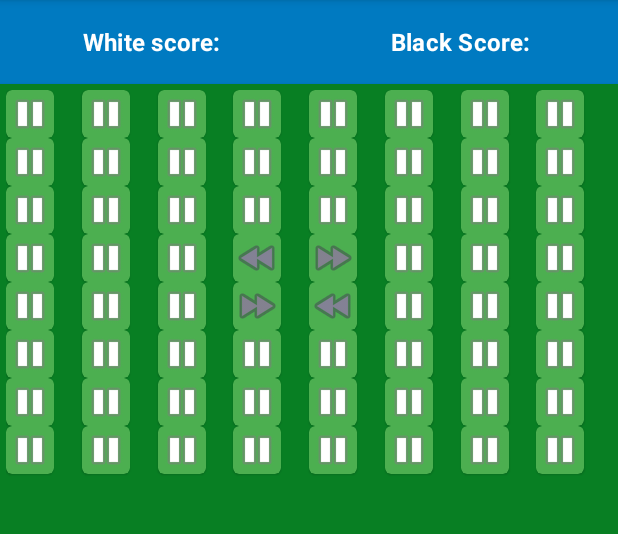
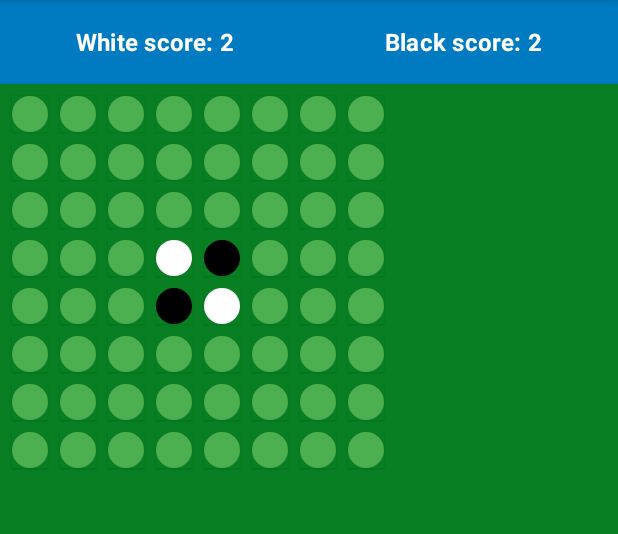
Before and after one commit to aarontager/OthelloApp, an Android app: the screen it shows after launch (MainActivity), on a phone screen of 412 x 824 dp, the part 84-618 px from its top. Run offline under Robolectric (Android 15) with nearby library versions, the phone set to English and light mode, and no system bars.

Commit message:
Added tile drawables, edited layout slightly

```diff
--- a/app/src/main/java/com/mcon521/othello/classes/OthelloAdapter.java
+++ b/app/src/main/java/com/mcon521/othello/classes/OthelloAdapter.java
@@ -31,25 +31,25 @@ public class OthelloAdapter extends RecyclerView.Adapter<OthelloVH> {
     public OthelloVH onCreateViewHolder(@NonNull ViewGroup parent, int viewType) {
         View itemView = LayoutInflater.from(parent.getContext())
                 .inflate(R.layout.rv_othello_tile, parent, false);
+        updateScoreTracker();
         return new OthelloVH(itemView);
     }
 
     @Override
     public void onBindViewHolder(@NonNull OthelloVH holder, int position) {
-        // TODO: Get from the Model what color tile (or empty) belongs here.
         // Note that position is a 1-d array, while the model is a 2-d array
         int[] gridPos = mapPositionToBoard(position);
         switch (othelloModel.getCell(gridPos[0], gridPos[1])) {
             case NONE:
-                holder.imgtile.setImageResource(android.R.drawable.ic_media_pause);
+//                holder.imgtile.setImageResource(android.R.drawable.ic_media_pause);
                 break;
             case BLACK:
-                holder.imgtile.setImageResource(android.R.drawable.ic_media_ff);
-                holder.imgtile.setColorFilter(R.color.black);
+                holder.imgtile.setImageResource(R.drawable.black_tile);
+//                holder.imgtile.setColorFilter(R.color.black);
                 break;
             case WHITE:
-                holder.imgtile.setImageResource(android.R.drawable.ic_media_rew);
-                holder.imgtile.setColorFilter(R.color.white);
+                holder.imgtile.setImageResource(R.drawable.white_tile);
+//                holder.imgtile.setColorFilter(R.color.white);
                 break;
 
         }
--- /dev/null
+++ b/app/src/main/res/drawable/black_tile.xml
@@ -0,0 +1,9 @@
+<?xml version="1.0" encoding="utf-8"?>
+<selector xmlns:android="http://schemas.android.com/apk/res/android">
+    <item>
+        <shape xmlns:android="http://schemas.android.com/apk/res/android"
+               android:shape="oval">
+            <solid android:color="@color/black"/>
+        </shape>
+    </item>
+</selector>
--- /dev/null
+++ b/app/src/main/res/drawable/blank_tile.xml
@@ -0,0 +1,9 @@
+<?xml version="1.0" encoding="utf-8"?>
+<selector xmlns:android="http://schemas.android.com/apk/res/android">
+    <item>
+        <shape xmlns:android="http://schemas.android.com/apk/res/android"
+               android:shape="oval">
+            <solid android:color="@color/secondaryColor"/>
+        </shape>
+    </item>
+</selector>
--- /dev/null
+++ b/app/src/main/res/drawable/white_tile.xml
@@ -0,0 +1,9 @@
+<?xml version="1.0" encoding="utf-8"?>
+<selector xmlns:android="http://schemas.android.com/apk/res/android">
+    <item>
+        <shape xmlns:android="http://schemas.android.com/apk/res/android"
+               android:shape="oval">
+            <solid android:color="@color/white"/>
+        </shape>
+    </item>
+</selector>
--- a/app/src/main/res/layout/main_include_board.xml
+++ b/app/src/main/res/layout/main_include_board.xml
@@ -14,9 +14,9 @@
   app:layout_constraintTop_toTopOf="parent">
 
     <androidx.recyclerview.widget.RecyclerView
-        android:id="@+id/recycler_view"
-      android:layout_width="match_parent"
-      android:layout_height="match_parent"
+      android:id="@+id/recycler_view"
+      android:layout_width="wrap_content"
+      android:layout_height="wrap_content"
       android:padding="@dimen/half_margin"
       app:layoutManager="GridLayoutManager"
       app:spanCount="8"
--- a/app/src/main/res/layout/rv_othello_tile.xml
+++ b/app/src/main/res/layout/rv_othello_tile.xml
@@ -3,14 +3,17 @@
   xmlns:android="http://schemas.android.com/apk/res/android"
   xmlns:app="http://schemas.android.com/apk/res-auto"
   android:layout_width="wrap_content"
+  android:layout_margin="@dimen/half_margin"
+  app:cardCornerRadius="@dimen/no_margin"
   android:layout_height="wrap_content"
-  app:cardBackgroundColor="@color/secondaryColor">
+  app:cardBackgroundColor="@color/secondaryDarkColor">
 
     <ImageView
         android:id="@+id/img_tile"
-        android:layout_width="wrap_content"
-        android:layout_height="wrap_content"
-        android:src="@android:drawable/ic_media_play"
+        android:layout_width="@dimen/tile_size"
+        android:layout_height="@dimen/tile_size"
+        android:layout_gravity="center"
+        android:src="@drawable/blank_tile"
         />
 
 
--- a/app/src/main/res/values/dimens.xml
+++ b/app/src/main/res/values/dimens.xml
@@ -3,4 +3,5 @@
     <dimen name="half_margin">4dp</dimen>
     <dimen name="full_margin">8dp</dimen>
     <dimen name="double_margin">16dp</dimen>
+    <dimen name="tile_size">24dp</dimen>
 </resources>
```
